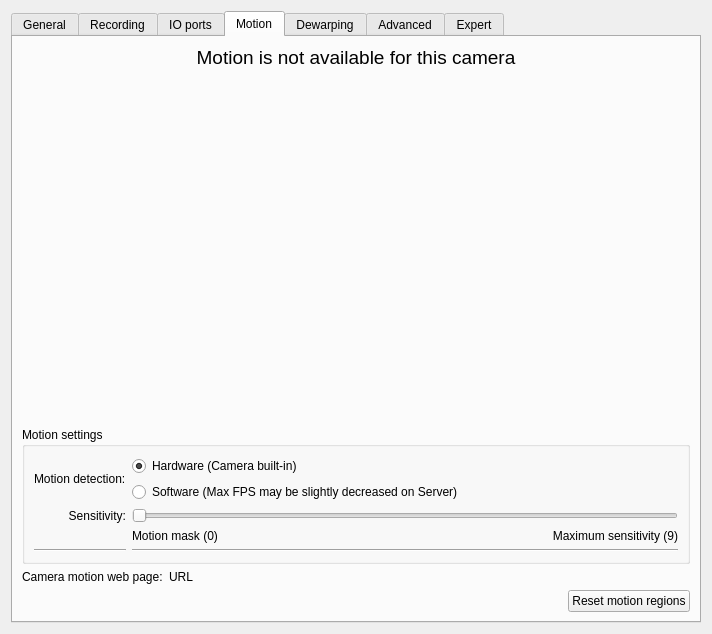
First picture: the form in client/src/ui/widgets/properties/single_camera_settings_widget.ui, repository networkoptix/nx_open, before the edit.
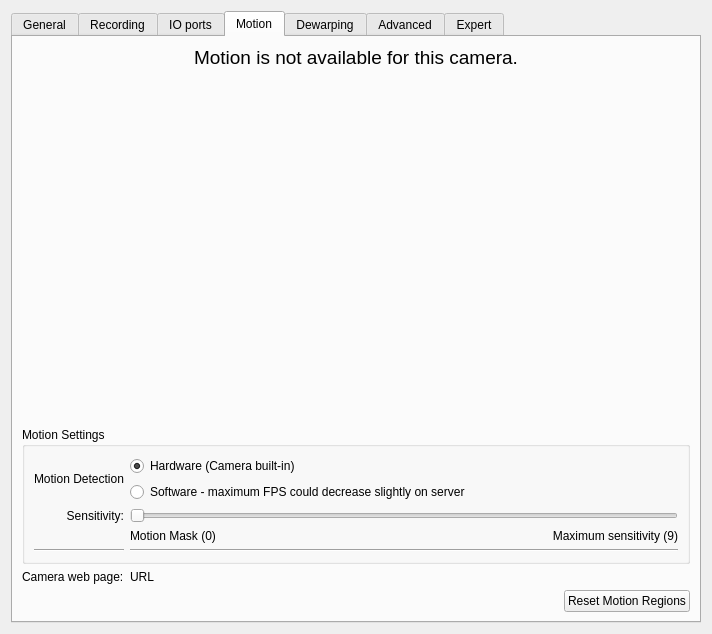
Second picture: the form after the edit. The open tabs and pages were chosen to show the change. Custom widgets are drawn as their Qt base class.

```diff
--- a/client/src/ui/widgets/properties/single_camera_settings_widget.ui
+++ b/client/src/ui/widgets/properties/single_camera_settings_widget.ui
@@ -276,7 +276,7 @@
           </font>
          </property>
          <property name="text">
-          <string>Motion is not available for this camera</string>
+          <string>Motion is not available for this camera.</string>
          </property>
          <property name="alignment">
           <set>Qt::AlignCenter</set>
@@ -289,13 +289,13 @@
        <item>
         <widget class="QGroupBox" name="motionSettingsGroupBox">
          <property name="title">
-          <string>Motion settings</string>
+          <string>Motion Settings</string>
          </property>
          <layout class="QGridLayout" name="gridLayout">
           <item row="0" column="0">
            <widget class="QLabel" name="label_2">
             <property name="text">
-             <string>Motion detection:</string>
+             <string>Motion Detection</string>
             </property>
            </widget>
           </item>
@@ -314,7 +314,7 @@
             <item>
              <widget class="QRadioButton" name="softwareMotionButton">
               <property name="text">
-               <string>Software (Max FPS may be slightly decreased on Server)</string>
+               <string>Software - maximum FPS could decrease slightly on server</string>
               </property>
               <property name="checked">
                <bool>false</bool>
@@ -363,7 +363,7 @@
             <item>
              <widget class="QLabel" name="label_3">
               <property name="text">
-               <string>Motion mask (0)</string>
+               <string>Motion Mask (0)</string>
               </property>
               <property name="alignment">
                <set>Qt::AlignLeading|Qt::AlignLeft|Qt::AlignTop</set>
@@ -423,7 +423,7 @@
              </sizepolicy>
             </property>
             <property name="text">
-             <string>Camera motion web page:</string>
+             <string>Camera web page:</string>
             </property>
             <property name="openExternalLinks">
              <bool>false</bool>
@@ -464,7 +464,7 @@
          <item>
           <widget class="QPushButton" name="resetMotionRegionsButton">
            <property name="text">
-            <string>Reset motion regions</string>
+            <string>Reset Motion Regions</string>
            </property>
           </widget>
          </item>
```
Left out of the diff: 4 changed lines with no effect on the pictures.
